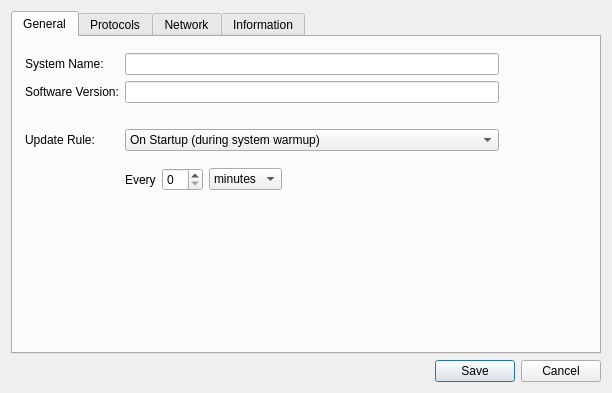
Before: the Qt Designer form Client/rds_configurationwindow.ui in WillForan/yarraclient, drawn with Qt 5.
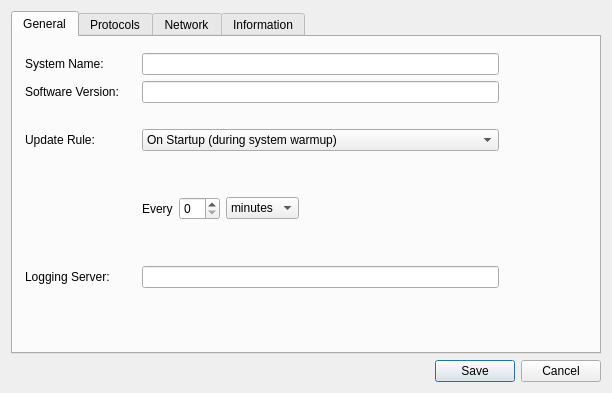
After: the same form once the commit is applied. The open tabs and pages were chosen to show the change. Icons and pictures are not drawn.

Commit message: Add basic pushing of scan info on server update

Patch:
```diff
--- a/Client/rds_configurationwindow.ui
+++ b/Client/rds_configurationwindow.ui
@@ -246,33 +246,30 @@
              </property>
             </spacer>
            </item>
-           <item row="1" column="1">
-            <spacer name="verticalSpacer_6">
-             <property name="orientation">
-              <enum>Qt::Vertical</enum>
-             </property>
-             <property name="sizeHint" stdset="0">
-              <size>
-               <width>20</width>
-               <height>43</height>
-              </size>
-             </property>
-            </spacer>
-           </item>
           </layout>
          </widget>
          <widget class="QWidget" name="pageManually"/>
         </widget>
        </item>
        <item row="5" column="0">
-        <spacer name="verticalSpacer_5">
+        <widget class="QLabel" name="logServerLabel">
+         <property name="text">
+          <string>Logging Server:</string>
+         </property>
+        </widget>
+       </item>
+       <item row="5" column="2">
+        <widget class="QLineEdit" name="logServerEdit"/>
+       </item>
+       <item row="6" column="2">
+        <spacer name="verticalSpacer_6">
          <property name="orientation">
           <enum>Qt::Vertical</enum>
          </property>
          <property name="sizeHint" stdset="0">
           <size>
            <width>20</width>
-           <height>84</height>
+           <height>43</height>
           </size>
          </property>
         </spacer>
```
The commit also changes 11 other files.
